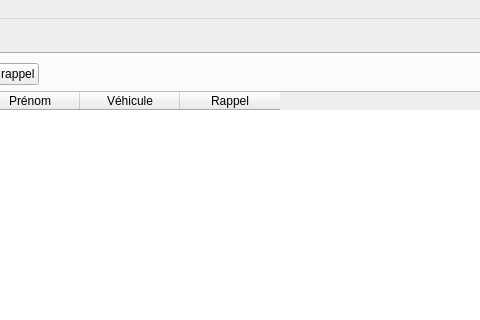
firedream89/customer-database, file mainwindow.ui: the form before one commit; both pictures show x 241 to 721 and y 0 to 320 of the 972 by 1210 pixel window.
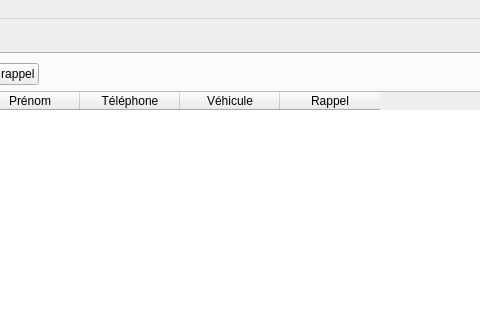
The form after the commit. The open tabs and pages were chosen to show the change.

Commit message: Ajout du téléphone dans les tableaux général et rappel

Diff of the .ui file:
```diff
--- a/mainwindow.ui
+++ b/mainwindow.ui
@@ -120,6 +120,11 @@
             <string>Prénom</string>
            </property>
           </column>
+          <column>
+           <property name="text">
+            <string>Téléphone</string>
+           </property>
+          </column>
           <column>
            <property name="text">
             <string>Véhicule</string>
```
Left out of the diff: 7 changed lines with no effect on the pictures. The commit also changes 1 other file.
